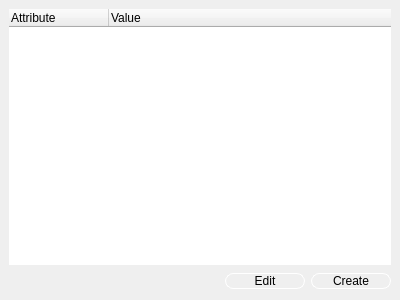
This is src/gui/forms/attributeswidget.ui in evoplex/evoplex as Qt 5 draws it before an edit. The edited form follows.
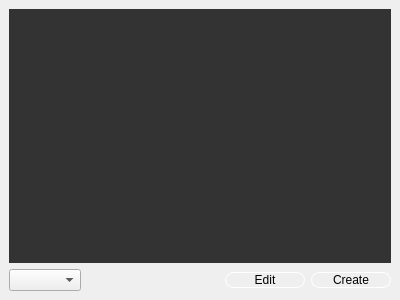
This is the edited form.

Commit message: gui - moving the AttributesWidget to the ProjectsPage

What changed in the file:
```diff
--- a/src/gui/forms/attributeswidget.ui
+++ b/src/gui/forms/attributeswidget.ui
@@ -15,7 +15,10 @@
     <item>
      <widget class="QTreeWidget" name="treeWidget">
       <property name="styleSheet">
-       <string notr="true">QTreeWidget::item {
+       <string notr="true">QTreeWidget {
+	background-color: rgb(51, 51, 51);
+}
+QTreeWidget::item {
 	height: 26px;
 	margin-top: 4px;
 }
@@ -39,6 +42,9 @@
       <property name="animated">
        <bool>true</bool>
       </property>
+      <attribute name="headerVisible">
+       <bool>false</bool>
+      </attribute>
       <column>
        <property name="text">
         <string>Attribute</string>
@@ -53,6 +59,9 @@
     </item>
     <item>
      <layout class="QHBoxLayout" name="horizontalLayout">
+      <item>
+       <widget class="QComboBox" name="cbWidgets"/>
+      </item>
       <item>
        <spacer name="horizontalSpacer">
         <property name="orientation">
```
Left out of the diff: 3 changed lines with no effect on the pictures. The commit also changes 18 other files.
